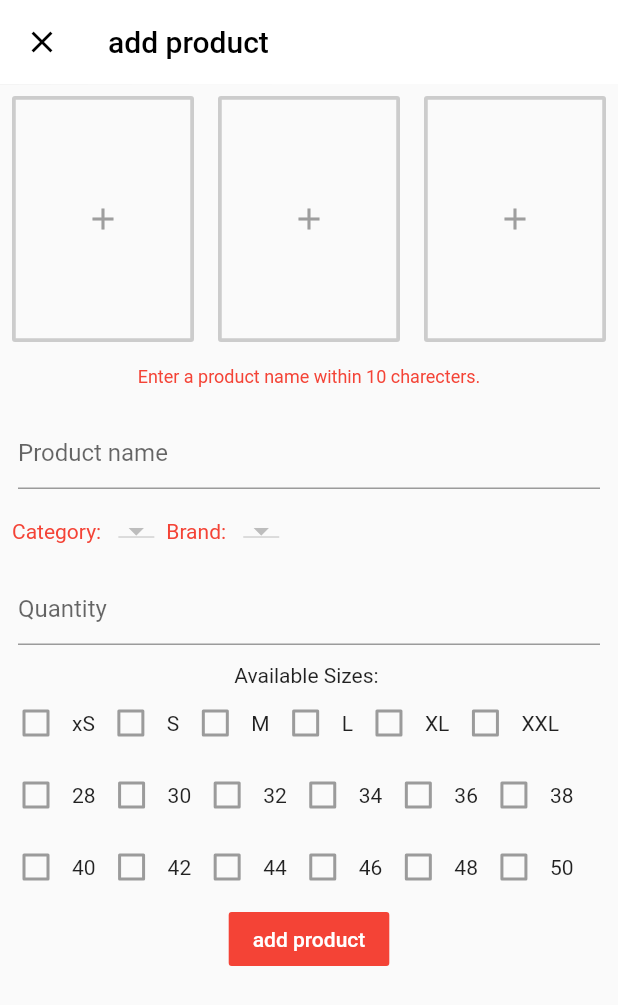
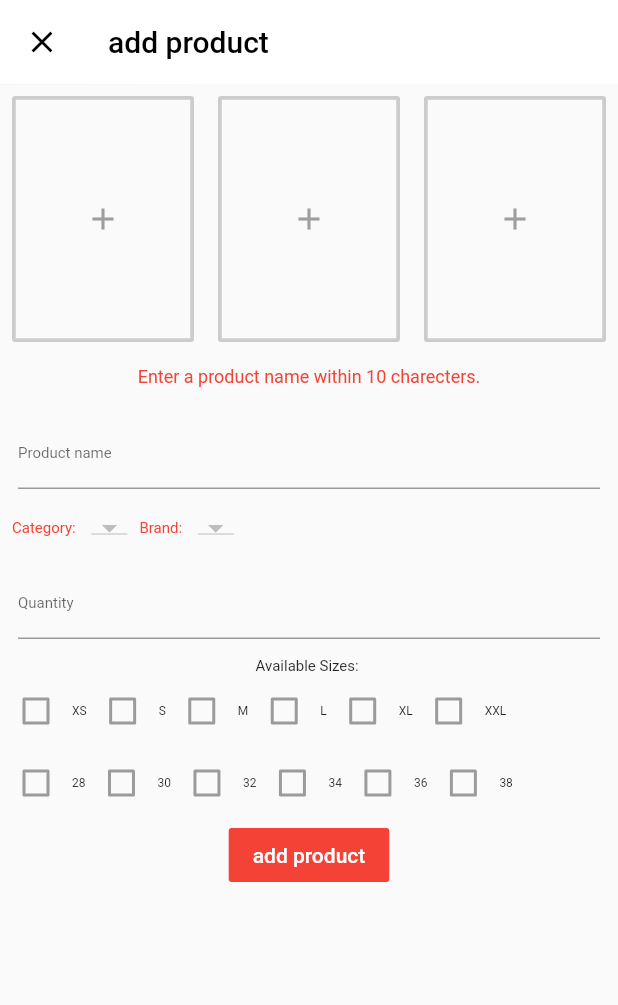
Before and after one commit to developer-kuntal/shoppin-admin, a Flutter app: the AddProduct screen opened directly, on a phone screen of 412 x 824 dp. Shown: the top 1005 px of the screen. Run offline on Flutter 3.47's test engine with Material 2 defaults, Android fonts, the phone set to English and light mode, and no system bars; our stand-ins replace cloud_firestore, flutter_typeahead, fluttertoast; accounts and stored records are empty.

Commit message:
Flutter ecommerce app updated at 11.51 PM 4/17/2019

```diff
--- a/lib/screens/add_product.dart
+++ b/lib/screens/add_product.dart
@@ -20,13 +20,14 @@ class _AddProductState extends State<AddProduct> {
   List<DocumentSnapshot> categories = <DocumentSnapshot>[];
   List<DropdownMenuItem<String>> categoriesDropDown = <DropdownMenuItem<String>>[];
   List<DropdownMenuItem<String>> brandsDropDown = <DropdownMenuItem<String>>[];
-  String _currentCategory = "test";
-  String _currentBrand = "test";
+  String _currentCategory;
+  String _currentBrand;
 
   Color white = Colors.white;
   Color black = Colors.black;
   Color grey = Colors.grey;
   Color red = Colors.red;
+  List<String> selectedSizes = <String>[];
 
   @override
   void initState() {
@@ -140,6 +141,7 @@ class _AddProductState extends State<AddProduct> {
                 decoration: InputDecoration(
                   hintText: "Product name"
                 ),
+                style: TextStyle(fontSize: 10.0),
                 validator: (value) {
                   if(value.isEmpty) {
                     return "You must enter the product name";
@@ -155,22 +157,24 @@ class _AddProductState extends State<AddProduct> {
               children: <Widget>[
                 Padding(
                   padding: const EdgeInsets.all(8.0),
-                  child: Text('Category: ', style: TextStyle(color: red),),
+                  child: Text('Category: ', style: TextStyle(color: red, fontSize: 10.0)),
                 ),
                 DropdownButton(
                   items: categoriesDropDown,
                   onChanged: changeSelectedCategory,
                   value: _currentCategory,
+                  style: TextStyle(color: Colors.black, fontSize: 20.0),
                 ),
 
                 Padding(
                   padding: const EdgeInsets.all(8.0),
-                  child: Text('Brand: ', style: TextStyle(color: red),),
+                  child: Text('Brand: ', style: TextStyle(color: red, fontSize: 10.0)),
                 ),
                 DropdownButton(
                   items: brandsDropDown,
                   onChanged: changeSelectedBrand,
                   value: _currentBrand,
+                  style: TextStyle(color: Colors.black, fontSize: 20.0),
                 ),
               ],
             ),
@@ -184,6 +188,7 @@ class _AddProductState extends State<AddProduct> {
                 decoration: InputDecoration(
                   hintText: "Quantity"
                 ),
+                style: TextStyle(fontSize: 10.0),
                 validator: (value) {
                   if(value.isEmpty) {
                     return "You must enter the product quantity";
@@ -192,74 +197,75 @@ class _AddProductState extends State<AddProduct> {
               ),
             ),
 
-            Text('Available Sizes: '),
+            Text('Available Sizes: ', style: TextStyle(fontSize: 10.0),),
 
             Row(
               children: <Widget>[
+                // Checkbox(value: selectedSizes.contains('XS'), onChanged: changeSelectedSize,),
                 Checkbox(value: false, onChanged: null,),
-                Text('xS'),
+                Text('XS', style: TextStyle(fontSize: 8.0),),
 
                 Checkbox(value: false, onChanged: null,),
-                Text('S'),
+                Text('S', style: TextStyle(fontSize: 8.0),),
 
                 Checkbox(value: false, onChanged: null,),
-                Text('M'),
+                Text('M', style: TextStyle(fontSize: 8.0),),
 
                 Checkbox(value: false, onChanged: null,),
-                Text('L'),
+                Text('L', style: TextStyle(fontSize: 8.0),),
 
                 Checkbox(value: false, onChanged: null,),
-                Text('XL'),
+                Text('XL', style: TextStyle(fontSize: 8.0),),
 
                 Checkbox(value: false, onChanged: null,),
-                Text('XXL'),
+                Text('XXL', style: TextStyle(fontSize: 8.0),),
               ],
             ),
 
             Row(
               children: <Widget>[
                 Checkbox(value: false, onChanged: null,),
-                Text('28'),
+                Text('28', style: TextStyle(fontSize: 8.0),),
 
                 Checkbox(value: false, onChanged: null,),
-                Text('30'),
+                Text('30', style: TextStyle(fontSize: 8.0),),
 
                 Checkbox(value: false, onChanged: null,),
-                Text('32'),
+                Text('32', style: TextStyle(fontSize: 8.0),),
 
                 Checkbox(value: false, onChanged: null,),
-                Text('34'),
+                Text('34', style: TextStyle(fontSize: 8.0),),
 
                 Checkbox(value: false, onChanged: null,),
-                Text('36'),
+                Text('36', style: TextStyle(fontSize: 8.0),),
 
                 Checkbox(value: false, onChanged: null,),
-                Text('38'),
+                Text('38', style: TextStyle(fontSize: 8.0),),
+
               ],
             ),
 
-            Row(
-              children: <Widget>[
+            // Row(
+            //   children: <Widget>[
+            //     Checkbox(value: false, onChanged: null,),
+            //     Text('40', style: TextStyle(fontSize: 8.0),),
 
-                Checkbox(value: false, onChanged: null,),
-                Text('40'),
+            //     Checkbox(value: false, onChanged: null,),
+            //     Text('42', style: TextStyle(fontSize: 8.0),),
 
-                Checkbox(value: false, onChanged: null,),
-                Text('42'),
+            //     Checkbox(value: false, onChanged: null,),
+            //     Text('44', style: TextStyle(fontSize: 8.0),),
 
-                Checkbox(value: false, onChanged: null,),
-                Text('44'),
+            //     Checkbox(value: false, onChanged: null,),
+            //     Text('46', style: TextStyle(fontSize: 8.0),),
 
-                Checkbox(value: false, onChanged: null,),
-                Text('46'),
+            //     Checkbox(value: false, onChanged: null,),
+            //     Text('48', style: TextStyle(fontSize: 8.0),),
 
-                Checkbox(value: false, onChanged: null,),
-                Text('48'),
-
-                Checkbox(value: false, onChanged: null,),
-                Text('50'),
-              ],
-            ),
+            //     Checkbox(value: false, onChanged: null,),
+            //     Text('50', style: TextStyle(fontSize: 8.0),),
+            //   ],
+            // ),
 
             FlatButton(
               color: red,
@@ -357,7 +363,7 @@ class _AddProductState extends State<AddProduct> {
     setState(() {
       brands = data;
       brandsDropDown = getBrandsDropDown();
-      _currentBrand= brands[0].data['brand'];
+      _currentBrand = brands[0].data['brand'];
       print(data.length);
     });
   }
@@ -366,4 +372,11 @@ class _AddProductState extends State<AddProduct> {
     setState(() => _currentBrand = selectedBrand);
   }
 
+  // void changeSelectedSize(bool size) {
+  //   if(selectedSizes.contains(size)) {
+  //     selectedSizes.remove(size);
+  //   } else {
+  //     selectedSizes.add(size);
+  //   }
+  // }
 }
```
